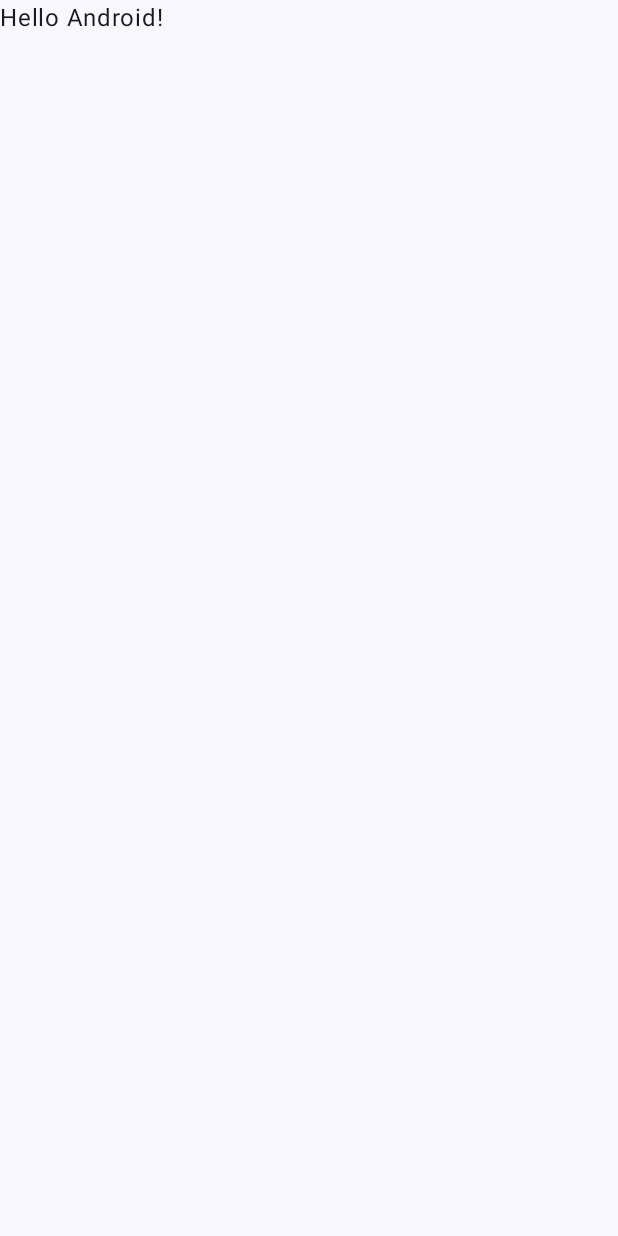
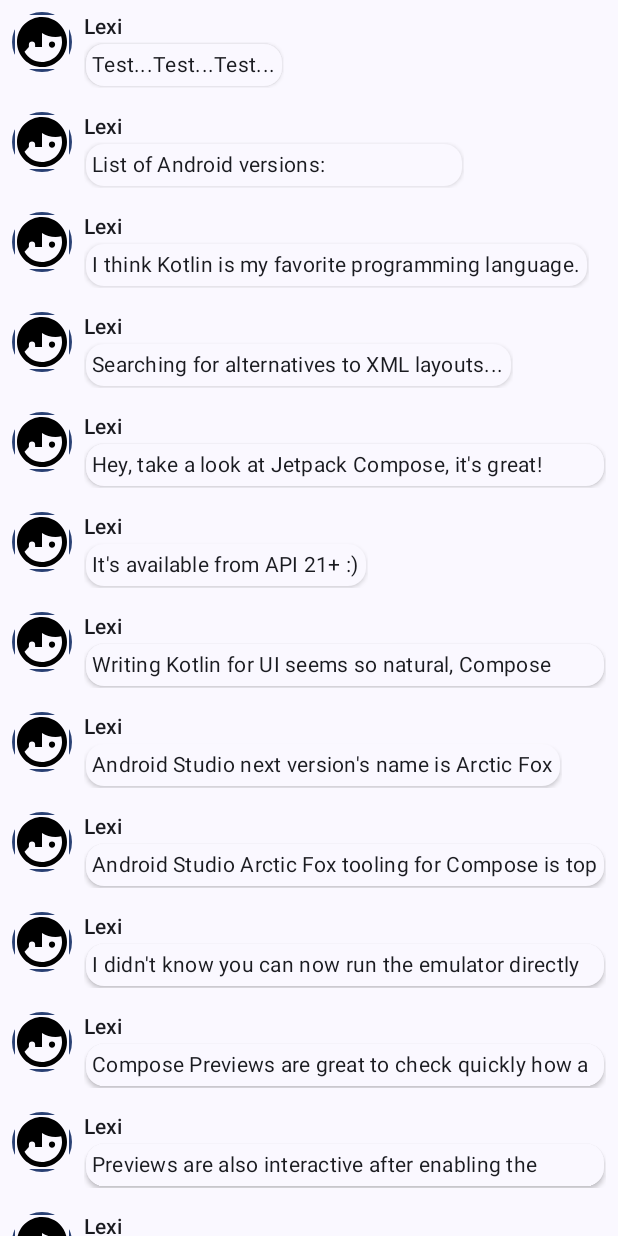
Before and after one commit to motegui/FITCENTER-APP, an Android app built with Jetpack Compose: the screen it shows after launch (MainActivity), on a phone screen of 412 x 824 dp. Before the commit the screen is almost empty. Run offline under Robolectric (Android 15) with nearby library versions, the phone set to English and light mode, and no system bars.

Commit message:
Jetpack Compose tutorial
https://developer.android.com/jetpack/compose/tutorial

```diff
--- a/app/src/main/java/ar/edu/itba/hci/fitcenter/MainActivity.kt
+++ b/app/src/main/java/ar/edu/itba/hci/fitcenter/MainActivity.kt
@@ -1,20 +1,44 @@
 package ar.edu.itba.hci.fitcenter
 
+
+import ar.edu.itba.hci.fitcenter.ui.theme.FitcenterTheme
+//import ar.edu.itba.hci.fitcenter.BuildConfig
+import android.content.res.Configuration
 import android.os.Bundle
 import android.os.Debug
 import android.util.Log
 import android.view.WindowManager
 import androidx.activity.ComponentActivity
 import androidx.activity.compose.setContent
-import androidx.compose.foundation.layout.fillMaxSize
 import androidx.compose.material3.MaterialTheme
 import androidx.compose.material3.Surface
 import androidx.compose.material3.Text
 import androidx.compose.runtime.Composable
+import androidx.compose.runtime.getValue
+import androidx.compose.runtime.setValue
+import androidx.compose.runtime.mutableStateOf
+import androidx.compose.runtime.remember
 import androidx.compose.ui.Modifier
+import androidx.compose.ui.res.painterResource
 import androidx.compose.ui.tooling.preview.Preview
-import ar.edu.itba.hci.fitcenter.ui.theme.FitcenterTheme
-//import ar.edu.itba.hci.fitcenter.BuildConfig
+import androidx.compose.ui.draw.clip
+import androidx.compose.ui.unit.dp
+import androidx.compose.foundation.Image
+import androidx.compose.foundation.border
+import androidx.compose.foundation.clickable
+import androidx.compose.foundation.layout.Column
+import androidx.compose.foundation.layout.Row
+import androidx.compose.foundation.layout.fillMaxSize
+import androidx.compose.foundation.layout.Spacer
+import androidx.compose.foundation.layout.padding
+import androidx.compose.foundation.layout.size
+import androidx.compose.foundation.layout.width
+//import androidx.compose.foundation.layout.height
+import androidx.compose.foundation.shape.CircleShape
+import androidx.compose.foundation.lazy.LazyColumn
+import androidx.compose.foundation.lazy.items
+import androidx.compose.animation.animateColorAsState
+import androidx.compose.animation.animateContentSize
 
 
 class MainActivity : ComponentActivity() {
@@ -24,10 +48,10 @@ class MainActivity : ComponentActivity() {
             FitcenterTheme {
                 // A surface container using the 'background' color from the theme
                 Surface(
-                    modifier = Modifier.fillMaxSize(),
-                    color = MaterialTheme.colorScheme.background
+                    modifier=Modifier.fillMaxSize(),
+                    color=MaterialTheme.colorScheme.background,
                 ) {
-                    Greeting("Android")
+                    Conversation(SampleData.conversationSample)
                 }
             }
         }
@@ -36,7 +60,6 @@ class MainActivity : ComponentActivity() {
     override fun onResume() {
         super.onResume()
 //        if (BuildConfig.DEBUG) {
-        if (true) {
         if (Debug.isDebuggerConnected()) {
             Log.d(
                 "SCREEN",
@@ -49,20 +72,106 @@ class MainActivity : ComponentActivity() {
         }
     }
 }
+
+data class Message(
+    val author: String,
+    val body: String
+)
+
+@Composable
+fun MessageCard(msg: Message) {
+    Row(modifier=Modifier.padding(all=8.dp)) {
+        Image(
+            painter=painterResource(R.drawable.avatar_placeholder),
+            contentDescription="Contact profile picture",
+            modifier= Modifier
+                .size(40.dp)
+                .clip(CircleShape)
+                .border(1.5.dp, MaterialTheme.colorScheme.primary),
+        )
+
+        Spacer(modifier=Modifier.width(8.dp))
+
+        // Keep track of whether the message is expanded or not
+        var isExpanded by remember { mutableStateOf(false) }
+        // Gradually update surfaceColor from one color to another
+        val surfaceColor by animateColorAsState(
+            if (isExpanded) MaterialTheme.colorScheme.primary else MaterialTheme.colorScheme.surface,
+            label="guh animation",
+        )
+
+        // Toggle the variable when this column is clicked
+        Column(modifier=Modifier.clickable { isExpanded = !isExpanded }) {
+            Text(
+                text=msg.author,
+                style=MaterialTheme.typography.titleSmall
+            )
+            Spacer(modifier=Modifier.width(4.dp))
+
+            Surface(
+                shape=MaterialTheme.shapes.medium,
+                shadowElevation=2.dp,
+                // surfaceColor changes the surface's color gradually
+                color=surfaceColor,
+                // animateContentSize changes the surface's size gradually
+                modifier=Modifier.animateContentSize().padding(1.dp)
+            ) {
+                Text(
+                    text=msg.body,
+                    modifier=Modifier.padding(all=4.dp),
+                    // If the message is expanded, display all of its contents.
+                    // Otherwise, display only the first line.
+                    maxLines=if (isExpanded) Int.MAX_VALUE else 1,
+                    style=MaterialTheme.typography.bodyMedium
+                )
+            }
+        }
+    }
 }
 
 @Composable
-fun Greeting(name: String, modifier: Modifier = Modifier) {
-    Text(
-        text = "Hello $name!",
-        modifier = modifier
-    )
+fun Conversation(messages: List<Message>) {
+    LazyColumn {
+        items(messages) { message ->
+            MessageCard(message)
+        }
+    }
 }
 
-@Preview(showBackground = true)
+//@Preview(name="Light Mode")
+//@Preview(
+//    name="Dark Mode",
+//    showBackground=true,
+//    uiMode=Configuration.UI_MODE_NIGHT_YES
+//)
+//@Composable
+//fun PreviewMessageCard() {
+//    FitcenterTheme {
+//        Surface {
+//            MessageCard(
+//                msg=Message(
+//                    "Billy Mays",
+//                    "Hi, Billy Mays here for the Big City Slider Station! The fast and easy way to press and cook delicious sliders — those restaurant mini-burgers everyone loves!"
+//                )
+//            )
+//        }
+//    }
+//}
+
+@Preview(name="Light Mode")
+@Preview(
+    name="Dark Mode",
+    showBackground=true,
+    uiMode=Configuration.UI_MODE_NIGHT_YES
+)
 @Composable
-fun GreetingPreview() {
+fun PreviewConversation() {
     FitcenterTheme {
-        Greeting("Android")
+        Surface(
+            modifier=Modifier.fillMaxSize(),
+            color=MaterialTheme.colorScheme.background,
+        ) {
+            Conversation(SampleData.conversationSample)
         }
     }
+}
--- /dev/null
+++ b/app/src/main/java/ar/edu/itba/hci/fitcenter/SampleData.kt
@@ -0,0 +1,77 @@
+package ar.edu.itba.hci.fitcenter
+
+/**
+ * SampleData for Jetpack Compose Tutorial
+ */
+
+
+object SampleData {
+    // Sample conversation data
+    val conversationSample = listOf(
+        Message(
+            "Lexi",
+            "Test...Test...Test..."
+        ),
+        Message(
+            "Lexi",
+            """List of Android versions:
+            |Android KitKat (API 19)
+            |Android Lollipop (API 21)
+            |Android Marshmallow (API 23)
+            |Android Nougat (API 24)
+            |Android Oreo (API 26)
+            |Android Pie (API 28)
+            |Android 10 (API 29)
+            |Android 11 (API 30)
+            |Android 12 (API 31)""".trim()
+        ),
+        Message(
+            "Lexi",
+            """I think Kotlin is my favorite programming language.
+            |It's so much fun!""".trim()
+        ),
+        Message(
+            "Lexi",
+            "Searching for alternatives to XML layouts..."
+        ),
+        Message(
+            "Lexi",
+            """Hey, take a look at Jetpack Compose, it's great!
+            |It's the Android's modern toolkit for building native UI.
+            |It simplifies and accelerates UI development on Android.
+            |Less code, powerful tools, and intuitive Kotlin APIs :)""".trim()
+        ),
+        Message(
+            "Lexi",
+            "It's available from API 21+ :)"
+        ),
+        Message(
+            "Lexi",
+            "Writing Kotlin for UI seems so natural, Compose where have you been all my life?"
+        ),
+        Message(
+            "Lexi",
+            "Android Studio next version's name is Arctic Fox"
+        ),
+        Message(
+            "Lexi",
+            "Android Studio Arctic Fox tooling for Compose is top notch ^_^"
+        ),
+        Message(
+            "Lexi",
+            "I didn't know you can now run the emulator directly from Android Studio"
+        ),
+        Message(
+            "Lexi",
+            "Compose Previews are great to check quickly how a composable layout looks like"
+        ),
+        Message(
+            "Lexi",
+            "Previews are also interactive after enabling the experimental setting"
+        ),
+        Message(
+            "Lexi",
+            "Have you tried writing build.gradle with KTS?"
+        ),
+    )
+}
```
Lines whose indentation alone changed are shown as unchanged.
